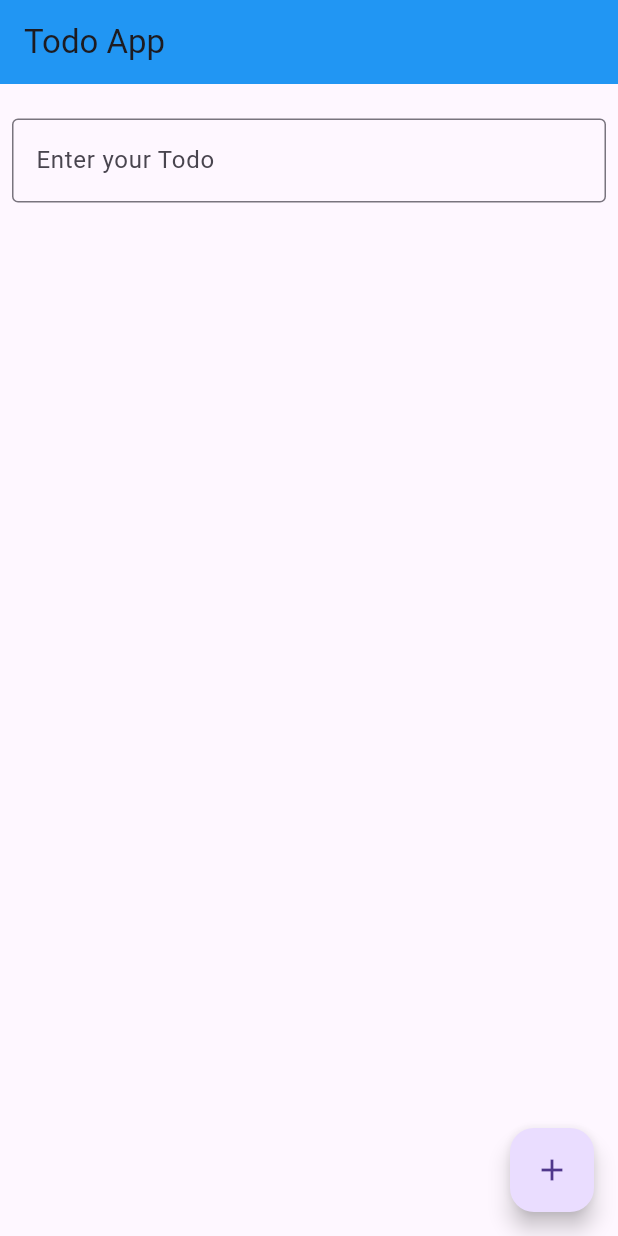
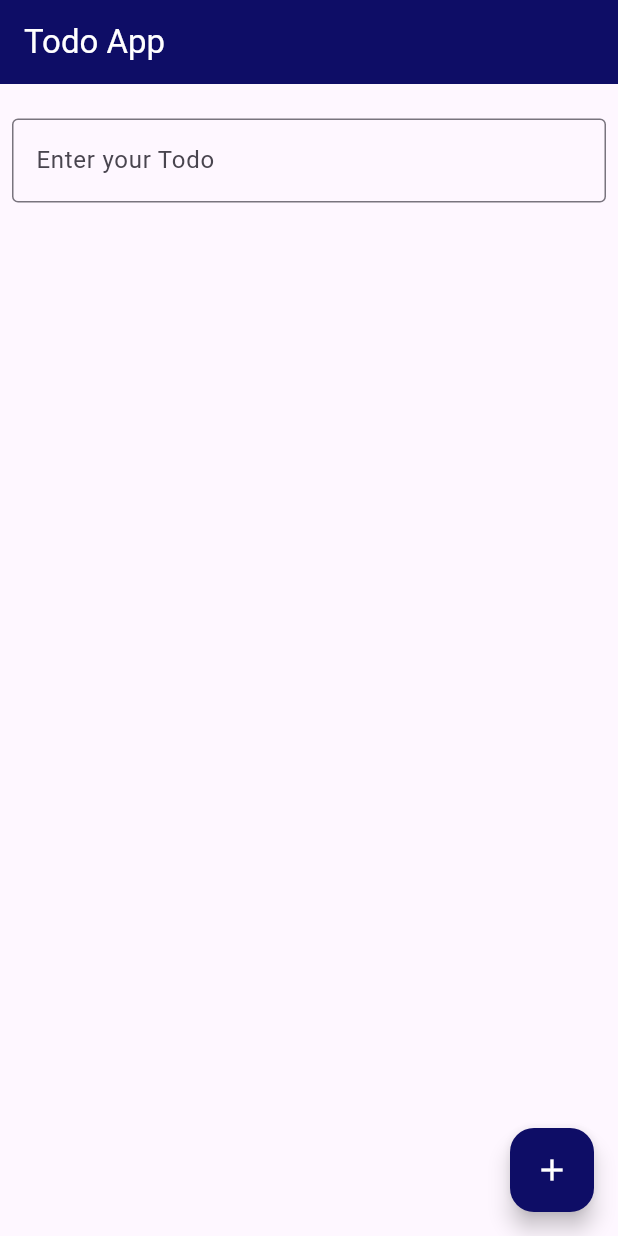
Before and after one commit to agile-beginners-returns/template_app, a Flutter app: the screen it shows after launch, on a phone screen of 412 x 824 dp. Run offline on Flutter 3.47's test engine with Material 3 defaults, Android fonts, the light colour scheme and no system bars; our stand-ins replace flutter_riverpod, freezed_annotation, riverpod_annotation; generated files the repository leaves out were written again.

Commit message:
KAGの色コードを楽に利用できるようにextensionを作成

```diff
--- /dev/null
+++ b/lib/extensions/color_code.dart
@@ -0,0 +1,19 @@
+import 'package:flutter/material.dart';
+
+const String mainBackGroundColor = "#0E0D66";
+const String subBackGroundColor = "#459BE6";
+const String accentBackGroundColor = "#EA3368";
+const String foregroundColor = "#FFFFFF";
+
+class HexColor extends Color {
+  static int _getColorFromHex(String hexColor) {
+    // 引数を全部大文字に変換して、#を取り除く
+    hexColor = hexColor.toUpperCase().replaceAll("#", "");
+    if (hexColor.length == 6) {
+      hexColor = "FF" + hexColor;
+    }
+    return int.parse(hexColor, radix: 16);
+  }
+
+  HexColor(final String hexColor) : super(_getColorFromHex(hexColor));
+}
--- a/lib/view/home_screen.dart
+++ b/lib/view/home_screen.dart
@@ -1,5 +1,6 @@
 import 'package:flutter/material.dart';
 import 'package:flutter_riverpod/flutter_riverpod.dart';
+import 'package:kagb_template/extensions/color_code.dart';
 import 'package:kagb_template/model/todo.dart';
 import 'package:kagb_template/provider/todos.dart';
 import 'package:kagb_template/view/components/todo_card.dart';
@@ -16,7 +17,8 @@ class HomeScreen extends ConsumerWidget {
       child: Scaffold(
         appBar: AppBar(
           title: const Text('Todo App'),
-          backgroundColor: Colors.blue,
+          backgroundColor: HexColor(mainBackGroundColor),
+          foregroundColor: HexColor(foregroundColor),
         ),
         body: Padding(
           padding: const EdgeInsets.all(8.0),
@@ -59,6 +61,8 @@ class HomeScreen extends ConsumerWidget {
         floatingActionButton: FloatingActionButton(
           onPressed: () => print("押された"),
           child: const Icon(Icons.add),
+          backgroundColor: HexColor(mainBackGroundColor),
+          foregroundColor: HexColor(foregroundColor),
         ),
       ),
     );
```
